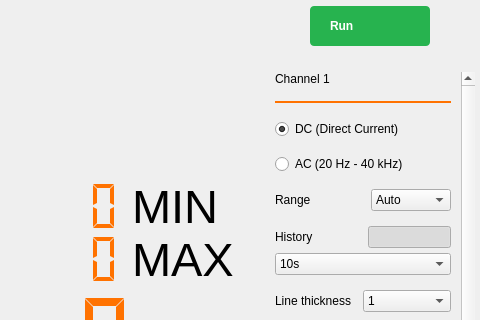
The window that plugins/m2k/ui/dmm.ui (analogdevicesinc/scopy) describes before a commit, drawn with Qt 5; both pictures show x 420 to 900 and y 0 to 320 of the 900 by 890 pixel window.
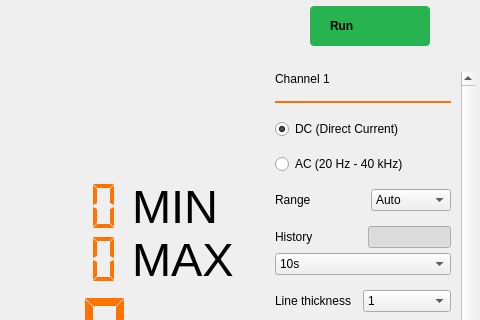
The same window after the commit. Icons and pictures are not drawn. Custom widgets are drawn as their Qt base class.

Patch:
```diff
--- a/plugins/m2k/ui/dmm.ui
+++ b/plugins/m2k/ui/dmm.ui
@@ -99,7 +99,6 @@
   height: 40px;
   border-radius: 4px;
   background-color: #27b34f;
-  color: white;
   
   font-weight: bold;
 
```
